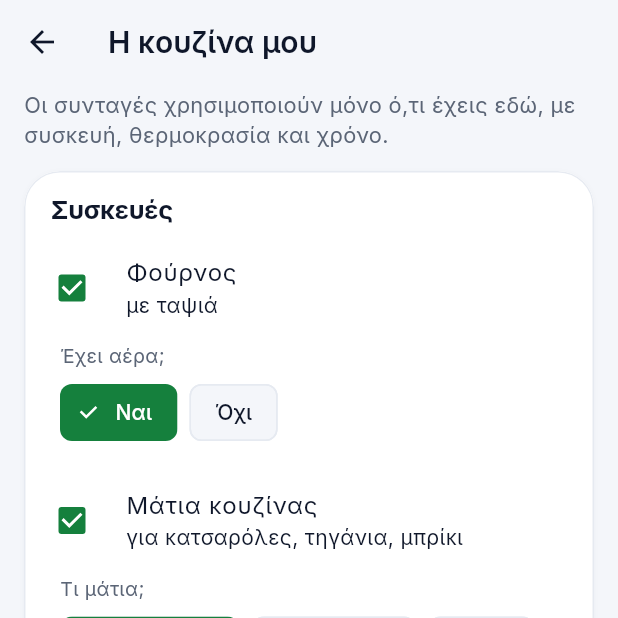
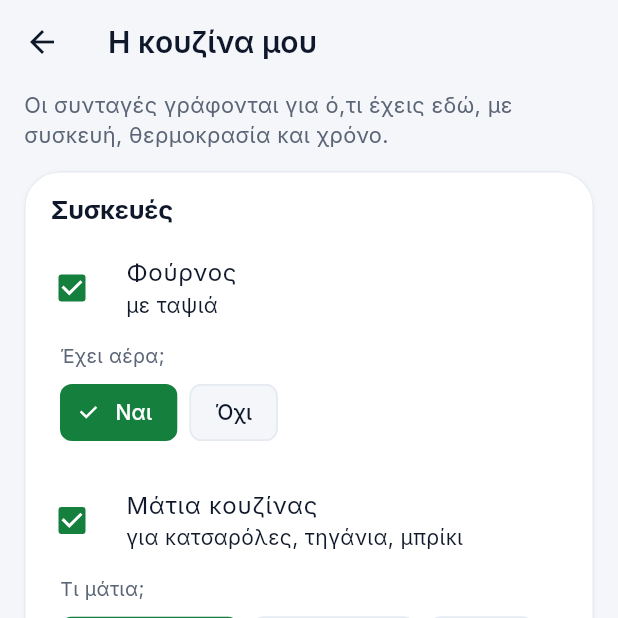
Before and after one commit to TechMeNowDear/ygeia-forma, a Flutter app: the KitchenScreen screen opened directly with empty values, on a phone screen of 412 x 824 dp, the top half of it. Run offline on Flutter 3.47's test engine with Material 3 defaults, Android fonts, the phone set to English and light mode, and no system bars.

Commit message:
K7 QC4: ευρήματα ανεξάρτητου ελεγκτή K7-R-01…14 (διάλογος γευμάτων, ρολόι όπως ήταν, κείμενα ασφαλείας και πηγές)
Co-Authored-By: Claude Fable 5.2 <noreply@anthropic.com>
Claude-Session: https://claude.ai/code/session_01SGGEwpdZUQjhAmUKd4n3RQ

```diff
--- a/lib/backup.dart
+++ b/lib/backup.dart
@@ -399,7 +399,7 @@ DateTime backupSnoozeUntil(DateTime now) => DateTime(now.year, now.month, now.da
 
 /// Το κείμενο της κάρτας: πόσο παλιό είναι το τελευταίο αντίγραφο και τι κινδυνεύει.
 String backupReminderText(DateTime? last, DateTime now) =>
-    '${lastBackupText(last, now)} Ό,τι έγραψες εσύ (φαγητό, προπονήσεις, στόχοι, πίεση, σάκχαρο, μέση) υπάρχει μόνο σε αυτό το κινητό.';
+    '${lastBackupText(last, now)} Ό,τι έγραψες εσύ (φαγητό, φαγητά και προϊόντα σου, προπονήσεις, στόχοι, πίεση, σάκχαρο, μέση) υπάρχει μόνο σε αυτό το κινητό.';
 
 /// Το αρχείο μένει στις Λήψεις του ίδιου κινητού: να φύγει και από το κινητό.
 const backupOffPhoneText = 'Μετά στείλ’ το και έξω από το κινητό (π.χ. στο Drive ή με email): αν χαθεί το κινητό, χάνεται '
--- a/lib/oura/oura_model.dart
+++ b/lib/oura/oura_model.dart
@@ -703,7 +703,8 @@ List<int?> pieceMinutesShown(List<int?> totalSeconds, int? night) {
     if (i != big) rest += mins[i]!;
   }
   final fixed = night - rest;
-  // Μόνο η διαφορά του στρογγυλέματος (το πολύ μισό λεπτό ανά κομμάτι)· αλλιώς κάτι άλλο δεν συμφωνεί: όπως είναι.
-  if ((fixed - mins[big]!).abs() > mins.length || fixed < 0) return mins;
+  // Μόνο η διαφορά του στρογγυλέματος (το πολύ μισό λεπτό ανά κομμάτι: 1 λεπτό με 2–3 κομμάτια, 2 με 4–5)· αλλιώς κάτι
+  // άλλο δεν συμφωνεί και μένουν όπως είναι (K7-R-12).
+  if ((fixed - mins[big]!).abs() > (mins.length + 1) ~/ 2 || fixed < 0) return mins;
   return [for (var i = 0; i < mins.length; i++) i == big ? fixed : mins[i]];
 }
--- a/lib/pages/dishes.dart
+++ b/lib/pages/dishes.dart
@@ -1675,7 +1675,7 @@ class _DishesScreenState extends State<DishesScreen> {
                 padding: const EdgeInsets.symmetric(horizontal: 16),
                 child: Text(
                   widget.pick
-                      ? 'Πάτημα: το γράφεις. «+»: γράφεται αμέσως, όπως την τελευταία φορά.'
+                      ? 'Πάτα ένα φαγητό για να το γράψεις. «+»: γράφεται αμέσως, όπως την τελευταία φορά.'
                       : 'Φαγητά από τα δικά σου υλικά. Τα γράφεις από το «+ Φαγητό» με ένα πάτημα.',
                   style: TextStyle(fontSize: 14.5, height: 1.4, color: c.textSecondary),
                 ),
--- a/lib/pages/kitchen.dart
+++ b/lib/pages/kitchen.dart
@@ -238,7 +238,7 @@ class _KitchenScreenState extends State<KitchenScreen> {
             children: [
               Text(
                 // Έλεγχος 9/11 (Σ3): οι συνταγές δεν υπάρχουν ακόμα· να μη μοιάζει ότι υπάρχουν.
-                'Οι συνταγές χρησιμοποιούν μόνο ό,τι έχεις εδώ, με συσκευή, θερμοκρασία και χρόνο.',
+                'Οι συνταγές γράφονται για ό,τι έχεις εδώ, με συσκευή, θερμοκρασία και χρόνο.',
                 style: TextStyle(fontSize: 14.5, height: 1.4, color: c.textSecondary),
               ),
               const SizedBox(height: 14),
@@ -275,7 +275,7 @@ class _KitchenScreenState extends State<KitchenScreen> {
                     Padding(
                       padding: const EdgeInsets.fromLTRB(10, 4, 10, 6),
                       child: Text(
-                        'Τα σκεύη που έχεις. Οι συνταγές προτείνουν μόνο αυτά.',
+                        'Τα σκεύη που έχεις. Οι συνταγές γράφονται για αυτά.',
                         style: TextStyle(fontSize: 13, height: 1.4, color: c.textSecondary),
                       ),
                     ),
--- a/lib/pages/oura_sleep.dart
+++ b/lib/pages/oura_sleep.dart
@@ -269,7 +269,7 @@ class _EmptyNightCard extends StatelessWidget {
     // το οξυγόνο της νύχτας ΔΕΝ φαίνεται (πριν: «οξυγόνο από το ρολόι φαίνεται κανονικά»).
     final text = switch (reason) {
       EmptyNight.waiting => 'Η νύχτα δεν ήρθε ακόμα. Αν ξύπνησες, άνοιξε την εφαρμογή Oura για να συγχρονίσει και γύρνα εδώ.',
-      EmptyNight.noRing => 'Η νύχτα μένει κενή, μαζί και το οξυγόνο της. Αν το φορούσες, άνοιξε την εφαρμογή Oura για να συγχρονίσει και μετά γύρνα εδώ.',
+      EmptyNight.noRing => 'Η νύχτα μένει κενή, μαζί και το οξυγόνο της. Αν φορούσες το δαχτυλίδι, άνοιξε την εφαρμογή Oura για να συγχρονίσει και μετά γύρνα εδώ.',
       EmptyNight.reconnect => 'Το Oura χρειάζεται νέα σύνδεση: πάτα «Σύνδεση ξανά». Δεν χάνεται τίποτα· οι νύχτες έρχονται μετά.',
       EmptyNight.subscription => 'Η Oura δεν δίνει τον ύπνο: η συνδρομή Oura δεν είναι ενεργή ή λείπει η άδεια για τον ύπνο. '
           'Έλεγξε τη συνδρομή στην εφαρμογή Oura και μετά άνοιξε τις «Ρυθμίσεις Oura».',
--- a/lib/pages/oura_today.dart
+++ b/lib/pages/oura_today.dart
@@ -76,7 +76,7 @@ class OuraStatusCard extends StatelessWidget {
     // στις ώρες ύπνου του δαχτυλιδιού)· πριν, η κάρτα έγραφε «το οξυγόνο από το ρολόι φαίνεται κανονικά».
     const emptyNight = ' νύχτα μένει κενή, μαζί και το οξυγόνο της.';
     // Round 1 (U2a-04): και η μία νύχτα που λείπει λέει τι να κάνεις (συνήθως απλώς δεν συγχρόνισε η εφαρμογή Oura).
-    const ifWorn = ' Αν το φορούσες, άνοιξε την εφαρμογή Oura για να συγχρονίσει και μετά γύρνα εδώ.';
+    const ifWorn = ' Αν φορούσες το δαχτυλίδι, άνοιξε την εφαρμογή Oura για να συγχρονίσει και μετά γύρνα εδώ.';
     final nap = napTimes(store.ouraNightFor(dayOf(now)), nightOnly: true);
     final (title, text, color, button, action) = switch (s) {
       OuraStatus.waiting => (
--- a/lib/pages/oxygen_widgets.dart
+++ b/lib/pages/oxygen_widgets.dart
@@ -48,7 +48,7 @@ String ringAvgMissing(HealthStore store) => store.ouraSpo2 == false
 
 /// Η γραμμή του ρολογιού: χαμηλότερη τιμή και κάλυψη, ή γιατί δεν φαίνεται.
 String watchLowText(NightOxygen? ox) {
-  if (ox == null) return 'Χωρίς μετρήσεις του ρολογιού στον ύπνο: δεν βγαίνει χαμηλότερη τιμή ούτε σημείωση';
+  if (ox == null) return 'Χωρίς μετρήσεις του ρολογιού στον ύπνο: δεν βγαίνει χαμηλότερη τιμή, και η νύχτα αυτή δεν μετρά στη σημείωση';
   final pct = ox.cov == null ? null : (ox.cov! * 100).round();
   // Έλεγχος 20/11 (K3C-08): εδώ το ποσοστό προς τα κάτω· κάλυψη 49,6% έγραφε «Λίγη κάλυψη… το 50%», ενώ το 50% φαίνεται.
   // (K3-review R12: + 1e-9, γιατί 0,29 × 100 = 28,999999999999996.)
--- a/lib/pages/today.dart
+++ b/lib/pages/today.dart
@@ -35,7 +35,7 @@ import 'cloud_backup_size.dart';
 
 /// Round 3 (k1 · R3-A-1): κάτω από το «Βάρος» όταν η τελευταία ζύγιση είναι «σε αναμονή» (διαφέρει πολύ από τις
 /// προηγούμενες και δεν τη βεβαίωσαν ακόμα επόμενες: weight_guard.dart). Φαίνεται, αλλά δεν μπαίνει σε υπολογισμούς.
-const pendingWeightNote = 'Διαφέρει πολύ από τις άλλες· δεν μετρά ακόμα.';
+const pendingWeightNote = 'Διαφέρει πολύ από τις άλλες ζυγίσεις· δεν μπαίνει ακόμα στους υπολογισμούς.';
 
 /// Round 4 (m1 · R4-A-2): δύο πολύ διαφορετικές ζυγίσεις την ίδια μέρα και καμία άλλη ζύγιση κοντά (π.χ. η πρώτη μέρα,
 /// το παιδί πριν από σένα): δεν ξέρουμε ποια είναι δική σου, ως την επόμενη ζύγιση (weight_guard.dart `guardDays`).
```
Also changed, not shown: lib/pages/ai_week.dart (+7 -4 lines), lib/reference.dart (+7 -4 lines), 9 other files.
